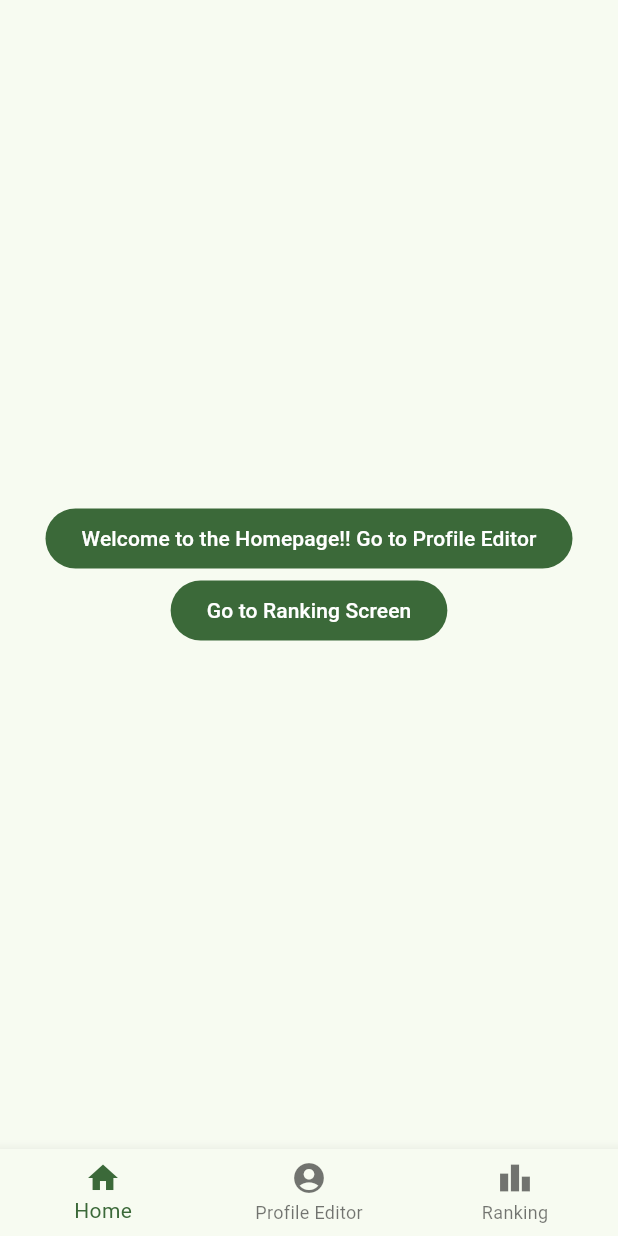
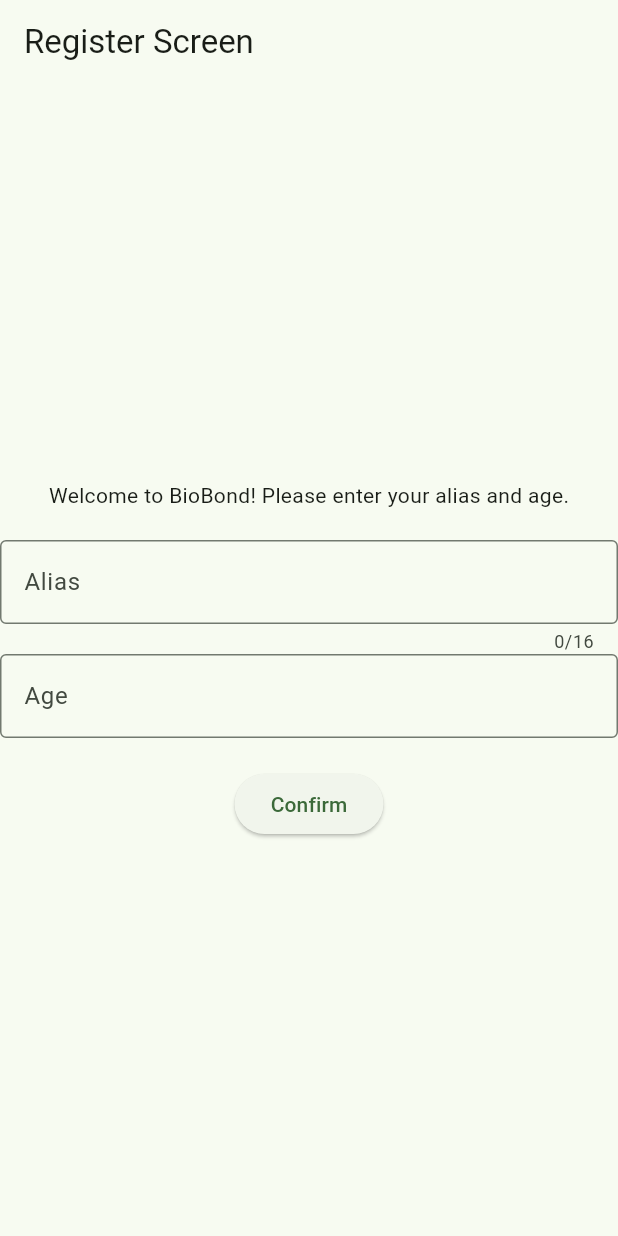
Before and after one commit to SergioPasMes/FlutterProjectMAD, a Flutter app: the screen it shows after launch, on a phone screen of 412 x 824 dp. Run offline on Flutter 3.47's test engine with Material 3 defaults, Android fonts, the phone set to English and light mode, and no system bars; our stand-ins replace logger, shared_preferences, toastification.

Commit message:
Implemented landing screen and first version of register screen in case initial data is required.
Also, started implementing Profile Screen.

For both, profile icon chosal is still missing.

```diff
--- a/lib/main.dart
+++ b/lib/main.dart
@@ -1,18 +1,40 @@
 import 'package:flutter/material.dart';
+import 'package:flutter_mad/logger.dart';
+import 'package:flutter_mad/screens/landing_screen.dart';
+import 'package:flutter_mad/screens/register_screen.dart';
 import 'package:flutter_mad/screens/main_screen.dart';
 import 'package:flutter_mad/screens/profile_editor_screen.dart';
 import 'package:flutter_mad/screens/ranking_screen.dart';
+import 'package:shared_preferences/shared_preferences.dart';
 
-void main() {
+void main() async {
+  // ------------------------------- PARA BORRAR DATOS GUARDADOS Y EMPEZAR DE CERO -------------------------------
+  final prefs = await SharedPreferences.getInstance();
+  await prefs.clear();
   runApp(MyApp());
 }
-class MyApp extends StatefulWidget {
+
+class MyApp extends StatelessWidget {
   @override
-    _MyApp createState() => _MyApp();
+  Widget build(BuildContext context) {
+    return MaterialApp(
+      title: 'BioBond',
+      theme: ThemeData(
+        colorScheme: ColorScheme.fromSeed(seedColor: Colors.green),
+        useMaterial3: true,
+      ),
+      home: LandingScreen(),
+    );
+  }
 }
 
-class _MyApp extends State<MyApp> {
-  // This widget is the root of your application.
+// Widget con el menú inferior
+class MainNavigationScreen extends StatefulWidget {
+  @override
+  _MainNavigationScreenState createState() => _MainNavigationScreenState();
+}
+
+class _MainNavigationScreenState extends State<MainNavigationScreen> {
   int selectedIndex = 0;
   final List<Widget> screens = [
     MainScreen(),
@@ -22,11 +44,10 @@ class _MyApp extends State<MyApp> {
 
   @override
   Widget build(BuildContext context) {
-    return MaterialApp(
-      title: 'BioBond',
-      home: Scaffold(
-        body: screens[selectedIndex],
-        bottomNavigationBar: BottomNavigationBar(items: [
+    return Scaffold(
+      body: screens[selectedIndex],
+      bottomNavigationBar: BottomNavigationBar(
+        items: const [
           BottomNavigationBarItem(icon: Icon(Icons.home), label: 'Home'),
           BottomNavigationBarItem(icon: Icon(Icons.account_circle), label: 'Profile Editor'),
           BottomNavigationBarItem(icon: Icon(Icons.leaderboard), label: 'Ranking'),
@@ -34,12 +55,7 @@ class _MyApp extends State<MyApp> {
         currentIndex: selectedIndex,
         onTap: (index) => setState(() {
           selectedIndex = index;
-        })
-        )
-      ),
-      theme: ThemeData(
-        colorScheme: ColorScheme.fromSeed(seedColor: Colors.green),
-        useMaterial3: true,
+        }),
       ),
     );
   }
--- /dev/null
+++ b/lib/screens/register_screen.dart
@@ -0,0 +1,105 @@
+import 'package:flutter/cupertino.dart';
+import 'package:flutter/material.dart';
+import 'package:flutter/services.dart';
+import 'package:shared_preferences/shared_preferences.dart';
+import 'package:toastification/toastification.dart';
+
+import '../main.dart';
+
+class RegisterScreen extends StatefulWidget {
+  @override
+  _RegisterScreen createState() => _RegisterScreen();
+}
+
+class _RegisterScreen extends State<RegisterScreen> {
+  final _aliasController = TextEditingController();
+  final _ageController = TextEditingController();
+  String? _aliasError;
+  String? _ageError;
+
+  @override
+  Widget build(BuildContext context) {
+    return Scaffold(
+      appBar: AppBar(title: Text('Register Screen')),
+      body: Center(
+        child: Column(
+          mainAxisAlignment: MainAxisAlignment.center,
+          children: [
+            Text('Welcome to BioBond! Please enter your alias and age.'),
+            SizedBox(height: 20),
+            TextField(
+              controller: _aliasController,
+              inputFormatters: [LengthLimitingTextInputFormatter(16)],
+              maxLength: 16,
+              decoration: InputDecoration(
+                labelText: 'Alias',
+                border: OutlineInputBorder(),
+                errorText: _aliasError
+              ),
+              onChanged: (value) {
+                setState(() {
+                  if (value.isEmpty) {
+                    _aliasError = null;
+                  } else if (value.length < 3) {
+                    _aliasError = 'El alias debe tener al menos 3 caracteres';
+                  } else {
+                    _aliasError = null;
+                  }
+                });
+              },
+            ),
+            TextField(
+              controller: _ageController,
+              keyboardType: TextInputType.number,
+              inputFormatters: [
+                FilteringTextInputFormatter.digitsOnly,
+              ],
+              decoration: InputDecoration(
+                labelText: 'Age',
+                border: OutlineInputBorder(),
+                errorText: _ageError,
+              ),
+              // Validación en tiempo real cada vez que el usuario teclea algo
+              onChanged: (value) {
+                if (value.isNotEmpty) {
+                  final age = int.tryParse(value);
+                  if (age == null || age < 16 || age > 100) {
+                    setState(() {
+                      _ageError = 'Age must be between 16 and 100';
+                    });
+                  } else {
+                    setState(() {
+                      _ageError = null;
+                    });
+                  }
+                } else {
+                  setState(() {
+                    _ageError = null;
+                  });
+                }
+              },
+            ),
+            SizedBox(height: 20),
+            ElevatedButton(
+              onPressed: () async {
+                final prefs = await SharedPreferences.getInstance();
+                await prefs.setString('alias', _aliasController.text);
+                await prefs.setInt('age', int.parse(_ageController.text));
+
+                toastification.show(
+                  context: context,
+                  title: Text('User created successfully'),
+                  autoCloseDuration: const Duration(seconds: 5),
+                );
+
+                Route route = MaterialPageRoute(builder: (context) => MainNavigationScreen());
+                Navigator.pushReplacement(context, route);
+              },
+              child: Text('Confirm'),
+            ),
+          ],
+        ),
+      ),
+    );
+  }
+}
--- a/pubspec.yaml
+++ b/pubspec.yaml
@@ -36,6 +36,9 @@ dependencies:
   cupertino_icons: ^1.0.8
   http: ^1.6.0
   flutter_osm_plugin: ^1.4.3
+  logger: ^2.7.0
+  toastification: ^3.2.0
+  shared_preferences: ^2.5.5
 
 dev_dependencies:
   flutter_test:
```
Also changed, not shown: lib/logger.dart (added, +21 -0 lines), lib/screens/landing_screen.dart (added, +36 -0 lines), lib/screens/main_screen.dart (+14 -0 lines), lib/screens/profile_editor_screen.dart (+90 -14 lines), pubspec.lock.
